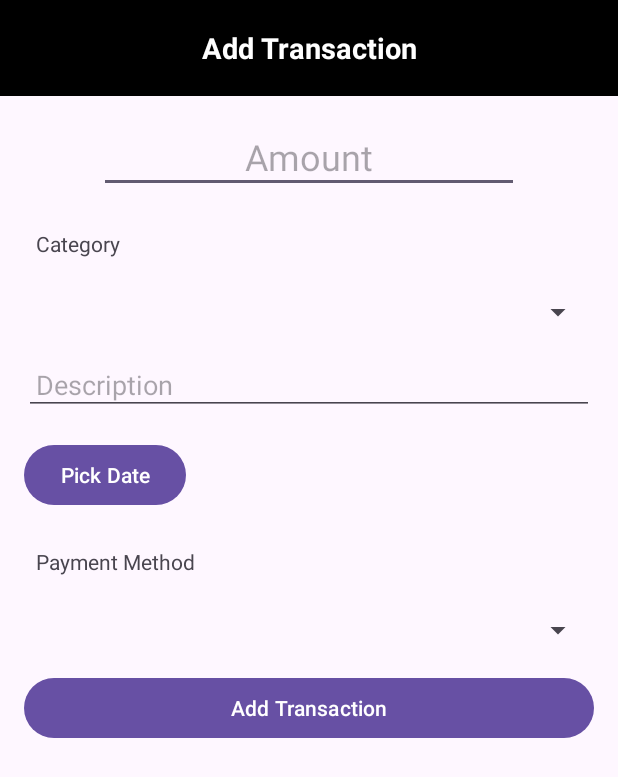
After one commit to lenovix/FinTrack, an Android app: the AddTransactionActivity screen opened directly, with no data from a screen before it, on a phone screen of 412 x 824 dp. The commit adds this screen. Shown: the top 777 px of the screen. Run offline under Robolectric (Android 15) with nearby library versions, the phone set to English and light mode, and no system bars.

Commit message:
add activity_add_transaction.xmly

```diff
--- a/app/src/main/AndroidManifest.xml
+++ b/app/src/main/AndroidManifest.xml
@@ -2,7 +2,8 @@
 <manifest xmlns:android="http://schemas.android.com/apk/res/android"
     xmlns:tools="http://schemas.android.com/tools">
 
-    <uses-permission android:name="android.permission.INTERNET"/>
+    <uses-permission android:name="android.permission.INTERNET" />
+
     <application
         android:allowBackup="true"
         android:dataExtractionRules="@xml/data_extraction_rules"
@@ -14,12 +15,14 @@
         android:theme="@style/Theme.FinTrack"
         tools:targetApi="31">
         <activity
+            android:name=".transaction.AddTransactionActivity"
+            android:exported="false" />
+        <activity
             android:name=".auth.register.RegisterActivity"
             android:exported="false" />
         <activity
             android:name=".auth.login.LoginActivity"
-            android:exported="true">
-        </activity>
+            android:exported="true"></activity>
         <activity
             android:name=".MainActivity"
             android:exported="true">
--- a/app/src/main/java/com/kamilsudarmi/fintrack/MainActivity.kt
+++ b/app/src/main/java/com/kamilsudarmi/fintrack/MainActivity.kt
@@ -6,6 +6,7 @@ import android.os.Bundle
 import com.google.firebase.FirebaseApp
 import com.kamilsudarmi.fintrack.auth.login.LoginActivity
 import com.kamilsudarmi.fintrack.databinding.ActivityMainBinding
+import com.kamilsudarmi.fintrack.transaction.AddTransactionActivity
 
 class MainActivity : AppCompatActivity() {
     private lateinit var binding: ActivityMainBinding
@@ -35,6 +36,10 @@ class MainActivity : AppCompatActivity() {
         binding.btnLogout.setOnClickListener {
             logout()
         }
+        binding.fabAdd.setOnClickListener {
+            val intent = Intent(this, AddTransactionActivity::class.java)
+            startActivity(intent)
+        }
     }
 
     private fun logout() {
--- /dev/null
+++ b/app/src/main/java/com/kamilsudarmi/fintrack/transaction/AddTransactionActivity.kt
@@ -0,0 +1,30 @@
+package com.kamilsudarmi.fintrack.transaction
+
+import android.content.Intent
+import androidx.appcompat.app.AppCompatActivity
+import android.os.Bundle
+import com.kamilsudarmi.fintrack.MainActivity
+import com.kamilsudarmi.fintrack.R
+import com.kamilsudarmi.fintrack.databinding.ActivityAddTransactionBinding
+import com.kamilsudarmi.fintrack.databinding.ActivityMainBinding
+
+class AddTransactionActivity : AppCompatActivity() {
+    private lateinit var binding: ActivityAddTransactionBinding
+
+    override fun onCreate(savedInstanceState: Bundle?) {
+        super.onCreate(savedInstanceState)
+        binding = ActivityAddTransactionBinding.inflate(layoutInflater)
+        val view = binding.root
+        setContentView(view)
+
+        button()
+    }
+
+    private fun button() {
+        binding.btnAddTransaction.setOnClickListener {
+            val intent = Intent(this, MainActivity::class.java)
+            startActivity(intent)
+            finish()
+        }
+    }
+}
--- /dev/null
+++ b/app/src/main/res/layout/activity_add_transaction.xml
@@ -0,0 +1,91 @@
+<?xml version="1.0" encoding="utf-8"?>
+<LinearLayout xmlns:android="http://schemas.android.com/apk/res/android"
+    xmlns:app="http://schemas.android.com/apk/res-auto"
+    xmlns:tools="http://schemas.android.com/tools"
+    android:layout_width="match_parent"
+    android:layout_height="match_parent"
+    android:orientation="vertical"
+    tools:context=".transaction.AddTransactionActivity">
+
+    <androidx.appcompat.widget.Toolbar
+        android:layout_width="match_parent"
+        android:layout_height="wrap_content"
+        android:background="@color/black">
+        <TextView
+            android:layout_width="wrap_content"
+            android:layout_height="wrap_content"
+            android:layout_gravity="center"
+            android:textColor="@color/white"
+            android:textStyle="bold"
+            android:textSize="19sp"
+            android:text="Add Transaction"/>
+    </androidx.appcompat.widget.Toolbar>
+
+    <LinearLayout
+        android:layout_width="match_parent"
+        android:layout_height="wrap_content"
+        android:orientation="vertical"
+        android:padding="16dp">
+        <EditText
+            android:id="@+id/et_amount"
+            android:layout_width="match_parent"
+            android:layout_height="wrap_content"
+            android:hint="Amount"
+            android:inputType="numberDecimal"
+            android:padding="8dp"
+            android:textSize="24sp"
+            android:gravity="center"
+            android:layout_marginHorizontal="50dp"
+            android:layout_marginBottom="16dp" />
+
+        <TextView
+            android:id="@+id/tv_category"
+            android:layout_width="match_parent"
+            android:layout_height="wrap_content"
+            android:text="Category"
+            android:padding="8dp"
+            android:layout_marginBottom="16dp" />
+        <Spinner
+            android:id="@+id/sp_category"
+            android:layout_width="match_parent"
+            android:layout_height="wrap_content"
+            android:layout_below="@id/et_amount"
+            android:layout_marginBottom="16dp" />
+
+        <EditText
+            android:id="@+id/et_description"
+            android:layout_width="match_parent"
+            android:layout_height="wrap_content"
+            android:hint="Description"
+            android:padding="8dp"
+            android:layout_marginBottom="16dp" />
+
+        <Button
+            android:id="@+id/btn_pick_date"
+            android:layout_width="wrap_content"
+            android:layout_height="wrap_content"
+            android:text="Pick Date"
+            android:layout_marginBottom="16dp" />
+
+        <TextView
+            android:id="@+id/tv_payment_method"
+            android:layout_width="match_parent"
+            android:layout_height="wrap_content"
+            android:text="Payment Method"
+            android:padding="8dp"
+            android:layout_marginBottom="16dp" />
+        <Spinner
+            android:id="@+id/sp_payment_method"
+            android:layout_width="match_parent"
+            android:layout_height="wrap_content"
+            android:layout_below="@id/btn_pick_date"
+            android:layout_marginBottom="16dp" />
+
+        <Button
+            android:id="@+id/btn_add_transaction"
+            android:layout_width="match_parent"
+            android:layout_height="wrap_content"
+            android:layout_below="@id/sp_payment_method"
+            android:text="Add Transaction" />
+    </LinearLayout>
+</LinearLayout>
```
